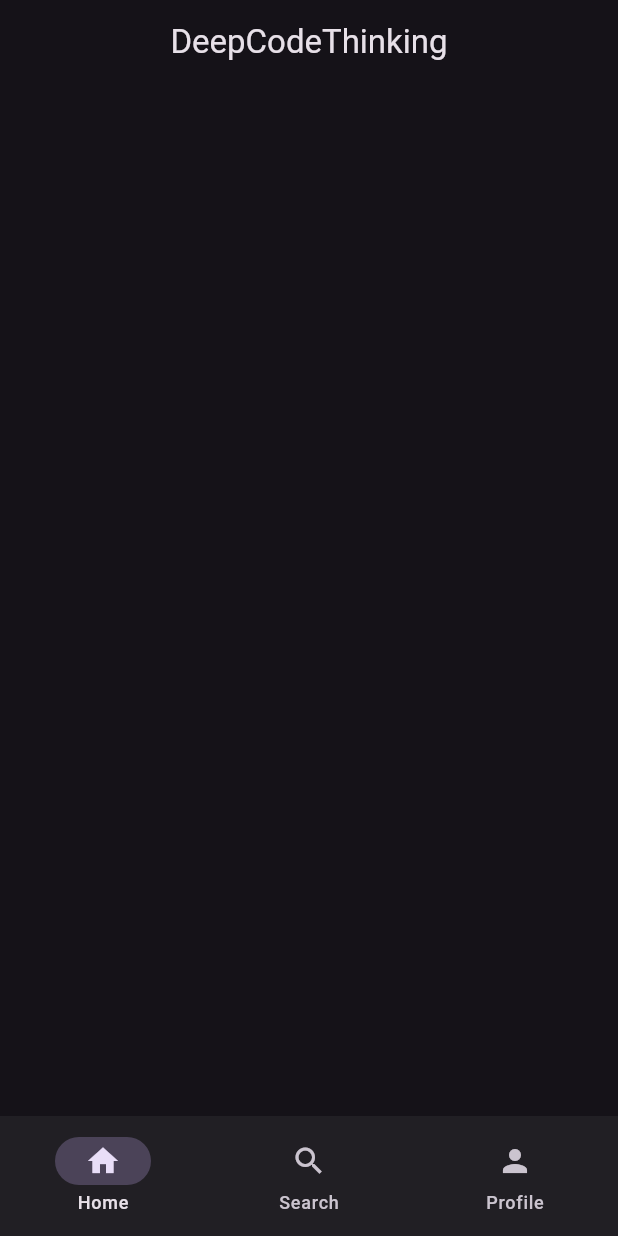
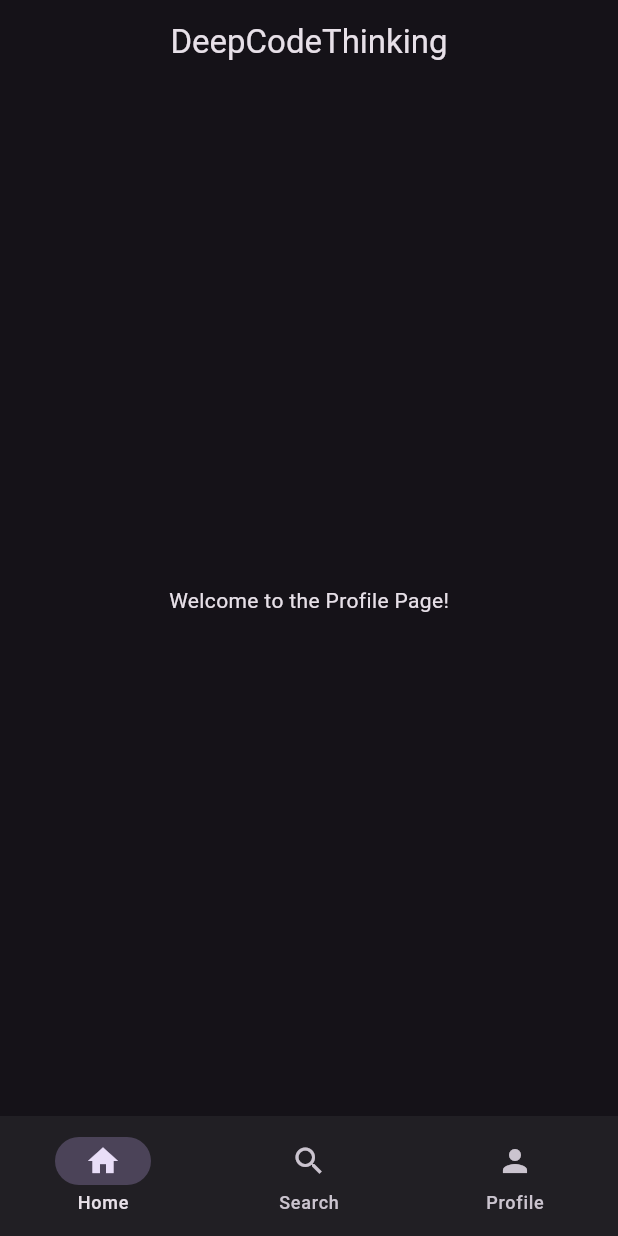
Before and after one commit to DCT-Berinyuy/Learn_Flutter_Dev, a Flutter app: the screen it shows after launch, on a phone screen of 412 x 824 dp. Run offline on Flutter 3.47's test engine with Material 3 defaults, Android fonts, the phone set to English and light mode, and no system bars.

Commit message:
widget tree content

```diff
--- a/lib/main.dart
+++ b/lib/main.dart
@@ -1,5 +1,5 @@
 import 'package:flutter/material.dart';
-import 'package:flutter_app/widgets/navbar_widget.dart';
+import 'package:flutter_app/views/widget_tree.dart';
 
 //!TO Do List
 //* Material App
@@ -28,10 +28,7 @@ class _MyAppState extends State<MyApp> {
           brightness: Brightness.dark,
         ),
       ),
-      home: Scaffold(
-        appBar: AppBar(centerTitle: true, title: Text('DeepCodeThinking')),
-        bottomNavigationBar: NavbarWidget()
-      ),
+      home: WidgetTree()
     );
   }
 }
--- a/lib/views/pages/home_page.dart
+++ b/lib/views/pages/home_page.dart
@@ -0,0 +1,12 @@
+import 'package:flutter/material.dart';
+
+class HomePage extends StatelessWidget {
+  const HomePage({super.key});
+
+  @override
+  Widget build(BuildContext context) {
+    return Center(
+      child: Text('Welcome to the Home Page!'),
+    );
+  }
+}
--- a/lib/views/pages/profile_page.dart
+++ b/lib/views/pages/profile_page.dart
@@ -0,0 +1,12 @@
+import 'package:flutter/material.dart';
+
+class ProfilePage extends StatelessWidget {
+  const ProfilePage({super.key});
+
+  @override
+  Widget build(BuildContext context) {
+    return Center(
+      child: Text('Welcome to the Profile Page!'),
+    );
+  }
+}
--- a/lib/views/widget_tree.dart
+++ b/lib/views/widget_tree.dart
@@ -0,0 +1,21 @@
+import 'package:flutter/material.dart';
+import 'package:flutter_app/views/pages/home_page.dart';
+import 'package:flutter_app/views/pages/profile_page.dart';
+import 'package:flutter_app/widgets/navbar_widget.dart';
+
+List<Widget> pages = [
+  HomePage(),
+  ProfilePage(),
+];
+class WidgetTree extends StatelessWidget {
+  const WidgetTree({super.key});
+
+  @override
+  Widget build(BuildContext context) {
+    return Scaffold(
+        appBar: AppBar(centerTitle: true, title: Text('DeepCodeThinking')),
+        body: pages.elementAt(1),
+        bottomNavigationBar: NavbarWidget()
+      );
+  }
+}
```
